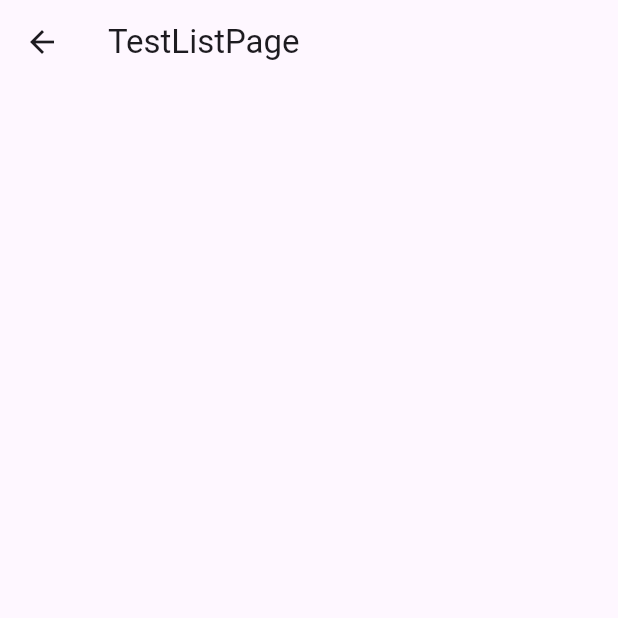
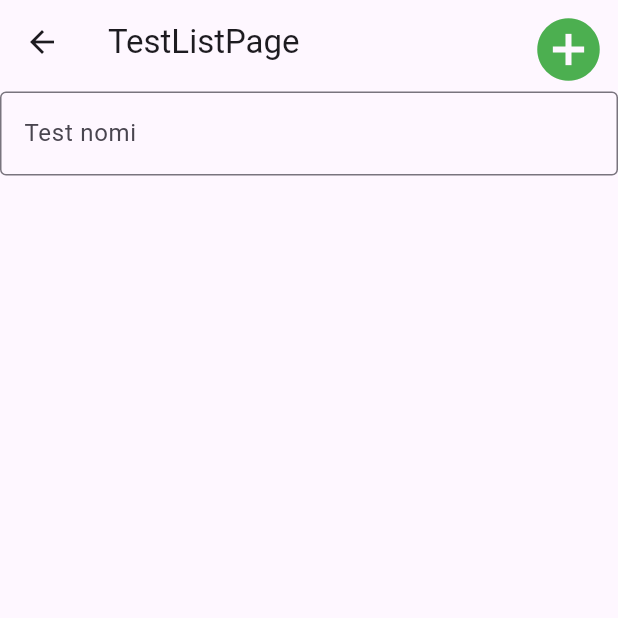
Before and after one commit to TeacherShoxrux/Test, a Flutter app: the TestListPage screen opened by its route, on a phone screen of 412 x 824 dp, the top half of it. Run offline on Flutter 3.47's test engine with Material 3 defaults, Android fonts, the phone set to English and light mode, and no system bars; our stand-ins replace get.

Commit message:
add test page add

```diff
--- a/lib/pages/TestListPage.dart
+++ b/lib/pages/TestListPage.dart
@@ -1,5 +1,8 @@
 
 import 'package:flutter/material.dart';
+import 'package:get/get.dart';
+import 'package:sample_app/Widgets/CustomTextField.dart';
+import 'package:sample_app/routes/routes.dart';
 
 class TestListPage extends StatelessWidget {
   const TestListPage({super.key});
@@ -7,7 +10,24 @@ class TestListPage extends StatelessWidget {
   @override
   Widget build(BuildContext context) {
     return Scaffold(
-      appBar: AppBar(title: Text("TestListPage"),),
+      appBar: AppBar(
+        title: Text("TestListPage"),
+        actions: [
+          IconButton(onPressed: (){
+            Get.toNamed(AppRoutes.testAdd);
+          }, icon: Icon(Icons.add_circle,color: Colors.green,size: 50,))
+        ],
+      ),
+      body: Container(
+        child: Column(
+          children: [
+            CustomTextField(
+                labelText: "Test nomi",
+                hintText: "Nomi")
+          ],
+        ),
+      ),
+
     );
   }
 }
--- a/lib/routes/pages.dart
+++ b/lib/routes/pages.dart
@@ -1,6 +1,7 @@
 import 'package:get/get_navigation/src/routes/get_route.dart';
 import 'package:sample_app/Bindings/LoginBingding.dart';
 import 'package:sample_app/Bindings/TestListBinding.dart';
+import 'package:sample_app/pages/TestAddPage.dart';
 import 'package:sample_app/pages/TestListPage.dart';
 import 'package:sample_app/routes/routes.dart';
 
@@ -22,5 +23,6 @@ class Pages{
         binding: LoginBinding()
     ),
     GetPage(name: AppRoutes.result, page:()=> ResultPage()),
+    GetPage(name: AppRoutes.testAdd, page:()=> TestAddPage()),
   ];
 }
--- a/lib/routes/routes.dart
+++ b/lib/routes/routes.dart
@@ -4,4 +4,5 @@ class AppRoutes{
   static const test="/Test";
   static const login="/Login";
   static const result="/Result";
+  static const testAdd="/TestAdd";
 }
```
Also changed, not shown: lib/Widgets/QuestionForm.dart (added, +56 -0 lines), lib/pages/TestAddPage.dart (added, +34 -0 lines).
